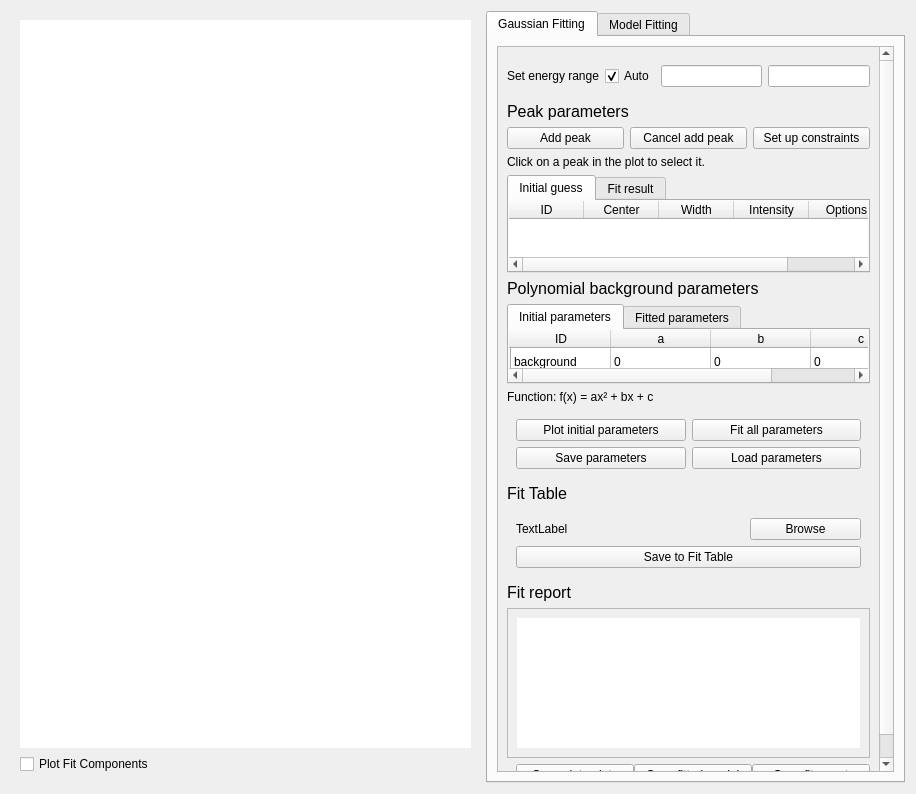
Old version of the form src/EVA/gui/ui_files/peakfit.ui in the repository ISISMuon/EVA.
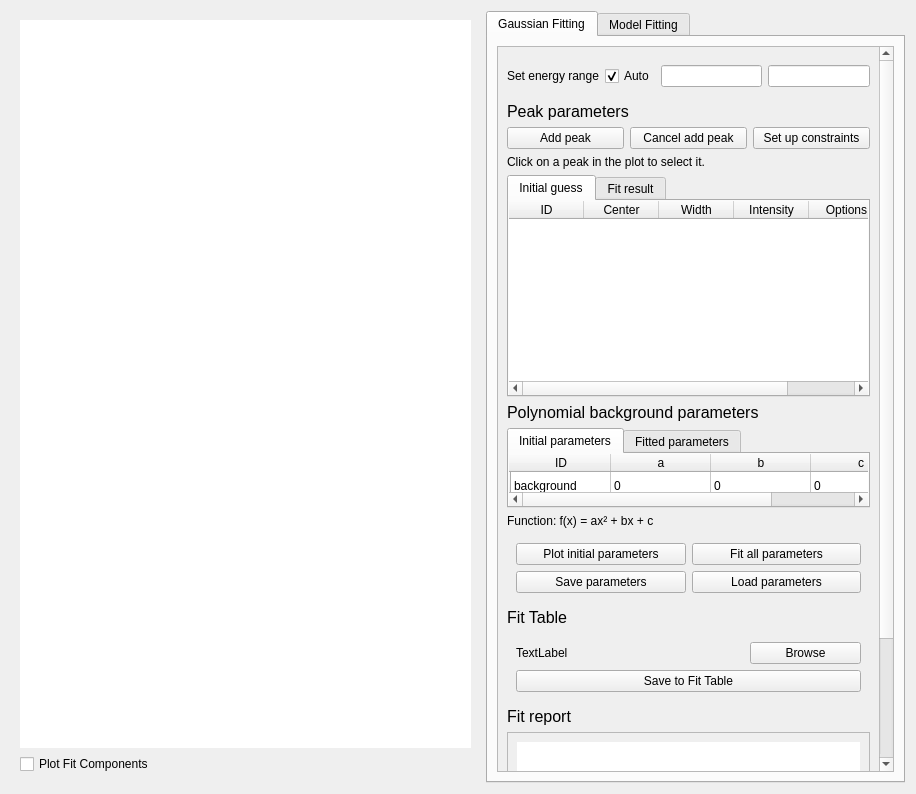
New version of the form. Custom widgets are drawn as their Qt base class.

Commit message: Fix UI bug where fit parameters table did not have minimum height

Patch:
```diff
--- a/src/EVA/gui/ui_files/peakfit.ui
+++ b/src/EVA/gui/ui_files/peakfit.ui
@@ -73,9 +73,9 @@
           <property name="geometry">
            <rect>
             <x>0</x>
-            <y>-49</y>
+            <y>0</y>
             <width>422</width>
-            <height>776</height>
+            <height>899</height>
            </rect>
           </property>
           <layout class="QVBoxLayout" name="verticalLayout_12">
@@ -220,6 +220,12 @@
                </property>
                <item>
                 <widget class="BaseTable" name="initial_peak_params_table">
+                 <property name="sizePolicy">
+                  <sizepolicy hsizetype="Expanding" vsizetype="MinimumExpanding">
+                   <horstretch>0</horstretch>
+                   <verstretch>0</verstretch>
+                  </sizepolicy>
+                 </property>
                  <property name="frameShape">
                   <enum>QFrame::NoFrame</enum>
                  </property>
```
The commit also changes 1 other file.
